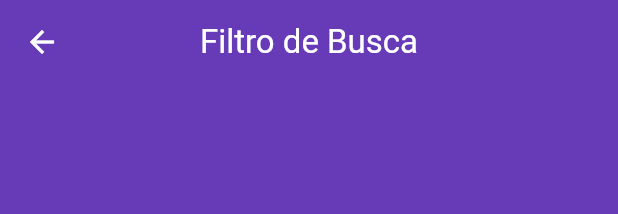
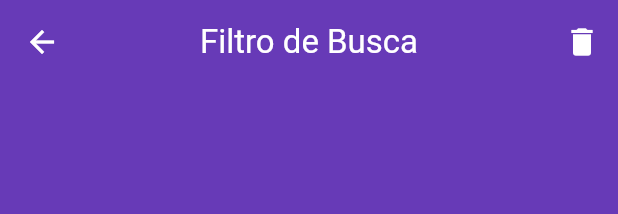
Before and after one commit to rasec23rj/olx_mobx, a Flutter app: the AnunciosPage widget shown alone on an empty page, opened directly, after a tap on "Filtros", on a phone screen of 412 x 824 dp. Shown: the top 214 px of the screen. Run offline on Flutter 3.47's test engine with Material 3 defaults, Android fonts, the phone set to English and light mode, and no system bars; our stand-ins replace brasil_fields, dio, file_picker, flutter_mobx, get_it, image_cropper and 4 more; accounts and stored records are empty; generated files the repository leaves out were written again; network calls fail.

Commit message:
feat: add filter

```diff
--- a/lib/models/city_model.dart
+++ b/lib/models/city_model.dart
@@ -1,6 +1,6 @@
 class CityModel {
-  final int? id;
-  final String? name;
+  int? id;
+  String? name;
 
   CityModel({this.id, required this.name});
 
--- a/lib/models/uf_model.dart
+++ b/lib/models/uf_model.dart
@@ -1,7 +1,7 @@
 class UfModel {
-  final int? id;
-  final String? initials;
-  final String? name;
+  int? id;
+  String? initials;
+  String? name;
 
   UfModel({required this.id, required this.initials, required this.name});
 
--- a/lib/pages/anuncios/anuncios_page.dart
+++ b/lib/pages/anuncios/anuncios_page.dart
@@ -17,7 +17,7 @@ class _AnunciosPageState extends State<AnunciosPage> {
   @override
   Future<void> didChangeDependencies() async {
     super.didChangeDependencies();
-    await anuncioStore.loadAnuncios();
+    anuncioStore.loadAnuncios();
   }
 
   @override
--- a/lib/pages/anuncios/criar_anuncios.dart
+++ b/lib/pages/anuncios/criar_anuncios.dart
@@ -116,8 +116,9 @@ class _CriarAnunciosState extends State<CriarAnuncios> {
                             builder: (_) {
                               return CustomTextFiled(
                                 label: 'Preço *',
-                                onChanged: (value) =>
-                                    anuncioStore.setPreco(int.tryParse(value)!),
+                                onChanged: (value) => anuncioStore.setPreco(
+                                  int.tryParse(value.replaceAll('R\$', ''))!,
+                                ),
                                 errorText: anuncioStore.precoError,
                                 keyBoardType: TextInputType.number,
                                 inputFormatters: [
--- a/lib/pages/anuncios/stores/anuncio_store.dart
+++ b/lib/pages/anuncios/stores/anuncio_store.dart
@@ -22,7 +22,9 @@ abstract class _AnuncioStoreBase with Store {
   CepStore cepStore = CepStore();
   _AnuncioStoreBase() {
     // loadAnuncios();
-    autorun((_) {});
+    autorun((_) {
+      loadAnuncios();
+    });
   }
   @observable
   File? imageFile;
@@ -172,7 +174,7 @@ abstract class _AnuncioStoreBase with Store {
   CategoryModel category = CategoryModel.empty();
 
   @action
-  void setCategory(CategoryModel value) => category = value;
+  void setCategory(CategoryModel value) => {category = value, loadAnuncios()};
 
   @computed
   bool get categoryValid => category.title != null;
@@ -208,7 +210,7 @@ abstract class _AnuncioStoreBase with Store {
   int preco = 0;
 
   @action
-  void setPreco(int value) => preco = value;
+  void setPreco(int? value) => preco = value!;
 
   @computed
   bool get precoValid => preco > 0;
@@ -304,9 +306,11 @@ abstract class _AnuncioStoreBase with Store {
     try {
       loading = true;
       listAnuncios.clear();
-      final anuncios = filter.initialValueUf.name!.isEmpty
-          ? await AnuncioRepository().getList()
-          : await AnuncioRepository().getListFilter(filter);
+      final anuncios = await AnuncioRepository().getListFilter(
+        filter,
+        this as AnuncioStore,
+        search,
+      );
       setAnuncios(anuncios);
       loading = false;
     } catch (e) {
--- a/lib/pages/anuncios/widget/category_widget.dart
+++ b/lib/pages/anuncios/widget/category_widget.dart
@@ -29,7 +29,8 @@ class CategoryWidget extends StatelessWidget {
         );
       }).toList(),
       onChanged: (value) {
-        anuncioStore.category = value!;
+        //        anuncioStore.category = value!;
+        anuncioStore.setCategory(value!);
       },
     );
   }
--- a/lib/pages/anuncios/widget/filter_dialog.dart
+++ b/lib/pages/anuncios/widget/filter_dialog.dart
@@ -15,7 +15,18 @@ class FilterDialog extends StatelessWidget {
   @override
   Widget build(BuildContext context) {
     return Scaffold(
-      appBar: AppBar(title: const Text('Filtro de Busca')),
+      appBar: AppBar(
+        title: const Text('Filtro de Busca'),
+        actions: [
+          IconButton(
+            onPressed: () {
+              filterStore.resetLoading();
+              Navigator.pop(context);
+            },
+            icon: Icon(Icons.delete),
+          ),
+        ],
+      ),
       body: Dialog(
         backgroundColor: Colors.transparent,
         child: Card(
--- a/lib/pages/anuncios/widget/top_bar.dart
+++ b/lib/pages/anuncios/widget/top_bar.dart
@@ -25,7 +25,9 @@ class TopBarWidget extends StatelessWidget {
         Observer(
           builder: (_) {
             return barButton(
-              title: anuncioStore.category!.title ?? 'Categorias',
+              title: (anuncioStore.category.title != null)
+                  ? anuncioStore.category.title
+                  : 'Categorias',
               decoration: BoxDecoration(
                 border: Border(bottom: BorderSide(color: Colors.grey[400]!)),
               ),
--- a/lib/repositories/anuncio_repository.dart
+++ b/lib/repositories/anuncio_repository.dart
@@ -1,5 +1,6 @@
 import 'package:olx_mobx/core/utils/parser_errors.dart';
 import 'package:olx_mobx/models/anuncio_model.dart';
+import 'package:olx_mobx/pages/anuncios/stores/anuncio_store.dart';
 import 'package:olx_mobx/pages/anuncios/stores/filter_store.dart';
 import 'package:parse_server_sdk_flutter/parse_server_sdk_flutter.dart';
 
@@ -51,13 +52,35 @@ class AnuncioRepository {
     }
   }
 
-  Future<List<AnuncioModel>> getListFilter(FilterStore filter) async {
-    final queryBuilder = QueryBuilder(ParseObject('Anuncios'))
-      ..whereEqualTo('uf', filter.initialValueUf.initials.toString())
-      ..whereEqualTo('city', filter.initialValueCity.name.toString())
-      ..whereGreaterThanOrEqualsTo('preco', filter.minPrice)
-      ..whereLessThanOrEqualTo('preco', filter.maxPrice)
-      ..orderByAscending(filter.order.name.toLowerCase());
+  Future<List<AnuncioModel>> getListFilter(
+    FilterStore? filter,
+    AnuncioStore? anuncio,
+    String? search,
+  ) async {
+    final queryBuilder = QueryBuilder(ParseObject('Anuncios'));
+
+    if (filter!.initialValueUf.initials.toString().isNotEmpty) {
+      queryBuilder.whereEqualTo(
+        'uf',
+        filter.initialValueUf.initials.toString(),
+      );
+    }
+    if (anuncio!.category.id != null) {
+      queryBuilder.whereEqualTo('category', anuncio.category.id!);
+    }
+    if (filter.initialValueCity.name.toString().isNotEmpty) {
+      queryBuilder.whereEqualTo(
+        'city',
+        filter.initialValueCity.name.toString(),
+      );
+    }
+    if (filter.minPrice > 0) {
+      queryBuilder.whereGreaterThanOrEqualsTo('preco', filter.minPrice);
+    }
+    if (filter.maxPrice > 0) {
+      queryBuilder.whereLessThanOrEqualTo('preco', filter.maxPrice);
+    }
+    //queryBuilder.orderByAscending(filter!.order.name.toLowerCase());
 
     final response = await queryBuilder.query();
 
```
Also changed, not shown: lib/pages/anuncios/stores/filter_store.dart (+11 -0 lines), lib/pages/anuncios/stores/anuncio_store.g.dart, lib/pages/anuncios/stores/filter_store.g.dart.
